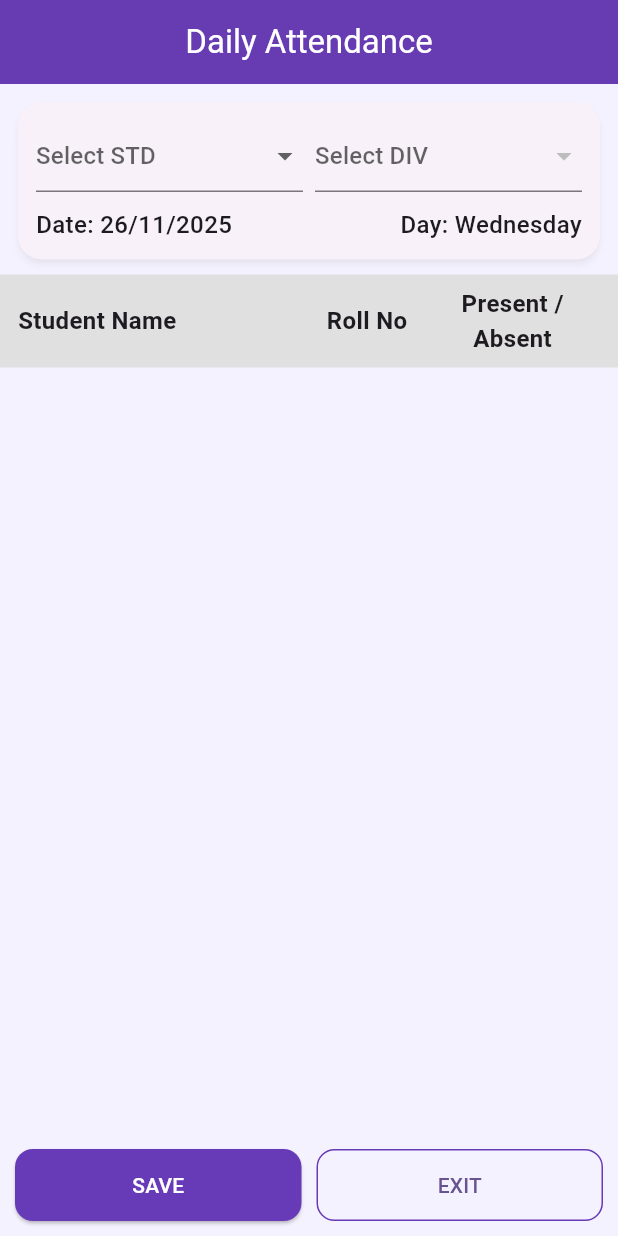
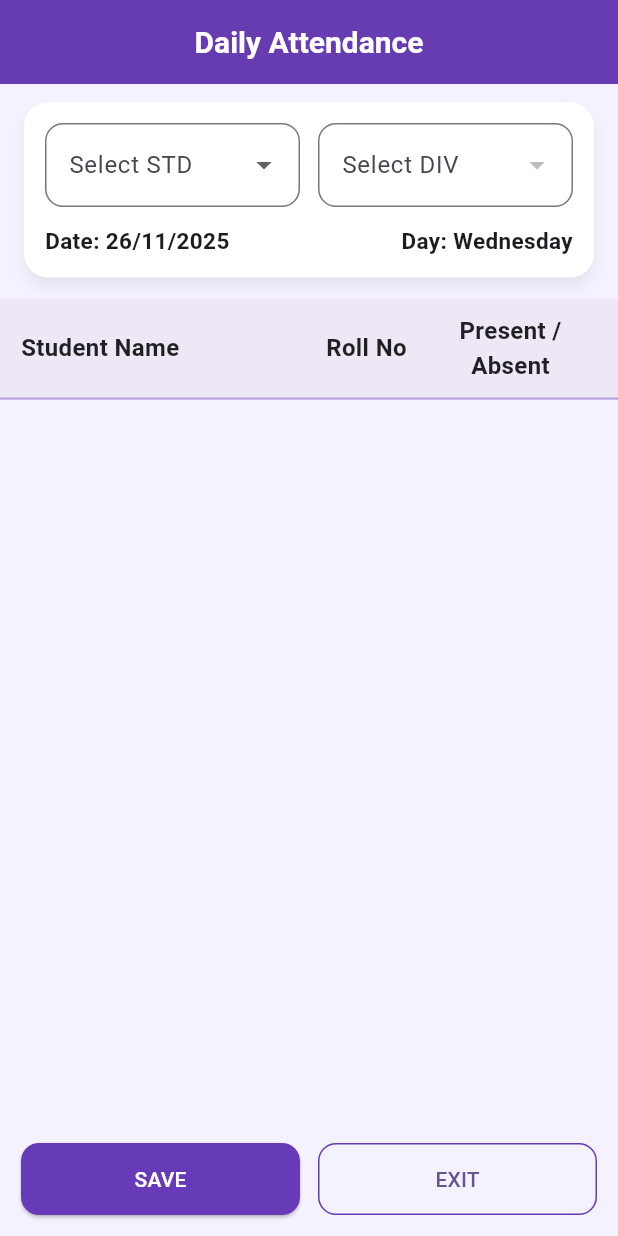
Before and after one commit to vidyakunj/vidyakunj-full-ready, a Flutter app: the screen it shows after launch, on a phone screen of 412 x 824 dp. Run offline on Flutter 3.47's test engine with Material 3 defaults, Android fonts, the phone set to English and light mode, and no system bars; our stand-ins replace csv, file_picker.

Commit message:
Update new_attendance_screen.dart

```diff
--- a/lib/screens/new_attendance_screen.dart
+++ b/lib/screens/new_attendance_screen.dart
@@ -19,7 +19,7 @@ class _NewAttendanceScreenState extends State<NewAttendanceScreen> {
   bool isLoadingStudents = false;
 
   List<String> divisions = [];
-  List<_StudentRow> students = []; // real students
+  List<_StudentRow> students = [];
 
   final List<String> stdOptions = List<String>.generate(12, (i) => '${i + 1}');
 
@@ -50,7 +50,7 @@ class _NewAttendanceScreenState extends State<NewAttendanceScreen> {
       isLoadingDivs = true;
       divisions = [];
       selectedDiv = null;
-      students = []; // reset students
+      students = [];
     });
 
     try {
@@ -82,8 +82,8 @@ class _NewAttendanceScreenState extends State<NewAttendanceScreen> {
     });
 
     try {
-      final uri = Uri.parse(
-          '$SERVER_URL/students?std=$selectedStd&div=$selectedDiv');
+      final uri =
+          Uri.parse('$SERVER_URL/students?std=$selectedStd&div=$selectedDiv');
       final res = await http.get(uri);
 
       if (res.statusCode == 200) {
@@ -183,23 +183,28 @@ class _NewAttendanceScreenState extends State<NewAttendanceScreen> {
     Navigator.of(context).pop();
   }
 
-  // ---------------------- UI ----------------------
+  // ---------------------- UI (NEW MODERN DESIGN) ----------------------
   @override
   Widget build(BuildContext context) {
     return Scaffold(
-      appBar: AppBar(title: const Text("Daily Attendance")),
+      appBar: AppBar(
+        title: const Text(
+          "Daily Attendance",
+          style: TextStyle(fontSize: 20, fontWeight: FontWeight.w600),
+        ),
+      ),
 
       body: Column(
         children: [
           const SizedBox(height: 8),
 
-          // HEADER SECTION — STD, DIV, DATE, DAY
+          // HEADER CARD
           Padding(
-            padding: const EdgeInsets.symmetric(horizontal: 8.0),
+            padding: const EdgeInsets.symmetric(horizontal: 12.0),
             child: Card(
-              elevation: 2,
+              color: Colors.white,
               child: Padding(
-                padding: const EdgeInsets.all(12.0),
+                padding: const EdgeInsets.all(14.0),
                 child: Column(
                   children: [
                     Row(
@@ -208,7 +213,12 @@ class _NewAttendanceScreenState extends State<NewAttendanceScreen> {
                         Expanded(
                           child: DropdownButtonFormField<String>(
                             value: selectedStd,
-                            hint: const Text("Select STD"),
+                            decoration: InputDecoration(
+                              labelText: "Select STD",
+                              border: OutlineInputBorder(
+                                borderRadius: BorderRadius.circular(12),
+                              ),
+                            ),
                             items: stdOptions
                                 .map((s) => DropdownMenuItem(
                                       value: s,
@@ -224,7 +234,7 @@ class _NewAttendanceScreenState extends State<NewAttendanceScreen> {
                           ),
                         ),
 
-                        const SizedBox(width: 8),
+                        const SizedBox(width: 12),
 
                         // DIV DROPDOWN
                         Expanded(
@@ -234,7 +244,12 @@ class _NewAttendanceScreenState extends State<NewAttendanceScreen> {
                                 )
                               : DropdownButtonFormField<String>(
                                   value: selectedDiv,
-                                  hint: const Text("Select DIV"),
+                                  decoration: InputDecoration(
+                                    labelText: "Select DIV",
+                                    border: OutlineInputBorder(
+                                      borderRadius: BorderRadius.circular(12),
+                                    ),
+                                  ),
                                   items: divisions
                                       .map((d) => DropdownMenuItem(
                                             value: d,
@@ -242,9 +257,7 @@ class _NewAttendanceScreenState extends State<NewAttendanceScreen> {
                                           ))
                                       .toList(),
                                   onChanged: (val) {
-                                    setState(() {
-                                      selectedDiv = val;
-                                    });
+                                    setState(() => selectedDiv = val);
                                     if (val != null) _loadStudents();
                                   },
                                 ),
@@ -252,15 +265,27 @@ class _NewAttendanceScreenState extends State<NewAttendanceScreen> {
                       ],
                     ),
 
-                    const SizedBox(height: 10),
+                    const SizedBox(height: 12),
 
                     Row(
                       children: [
-                        Expanded(child: Text("Date: $formattedDate")),
+                        Expanded(
+                          child: Text(
+                            "Date: $formattedDate",
+                            style: const TextStyle(
+                              fontSize: 15,
+                              fontWeight: FontWeight.w600,
+                            ),
+                          ),
+                        ),
                         Expanded(
                           child: Text(
                             "Day: $dayName",
                             textAlign: TextAlign.right,
+                            style: const TextStyle(
+                              fontSize: 15,
+                              fontWeight: FontWeight.w600,
+                            ),
                           ),
                         ),
                       ],
@@ -271,17 +296,47 @@ class _NewAttendanceScreenState extends State<NewAttendanceScreen> {
             ),
           ),
 
-          const SizedBox(height: 6),
+          const SizedBox(height: 10),
 
           // TABLE HEADER
           Container(
-            color: Colors.grey.shade300,
-            padding: const EdgeInsets.symmetric(horizontal: 12, vertical: 8),
+            decoration: BoxDecoration(
+              color: Colors.deepPurple.shade50,
+              border: Border(
+                bottom:
+                    BorderSide(color: Colors.deepPurple.shade200, width: 1.4),
+              ),
+            ),
+            padding:
+                const EdgeInsets.symmetric(horizontal: 14, vertical: 10),
             child: Row(
               children: const [
-                Expanded(flex: 5, child: Text("Student Name", style: TextStyle(fontWeight: FontWeight.bold))),
-                Expanded(flex: 2, child: Text("Roll No", textAlign: TextAlign.center, style: TextStyle(fontWeight: FontWeight.bold))),
-                Expanded(flex: 3, child: Text("Present / Absent", textAlign: TextAlign.center, style: TextStyle(fontWeight: FontWeight.bold))),
+                Expanded(
+                  flex: 5,
+                  child: Text(
+                    "Student Name",
+                    style: TextStyle(
+                        fontWeight: FontWeight.bold, color: Colors.black87),
+                  ),
+                ),
+                Expanded(
+                  flex: 2,
+                  child: Text(
+                    "Roll No",
+                    textAlign: TextAlign.center,
+                    style: TextStyle(
+                        fontWeight: FontWeight.bold, color: Colors.black87),
+                  ),
+                ),
+                Expanded(
+                  flex: 3,
+                  child: Text(
+                    "Present / Absent",
+                    textAlign: TextAlign.center,
+                    style: TextStyle(
+                        fontWeight: FontWeight.bold, color: Colors.black87),
+                  ),
+                ),
               ],
             ),
           ),
@@ -296,27 +351,30 @@ class _NewAttendanceScreenState extends State<NewAttendanceScreen> {
                       final s = students[index];
 
                       return Container(
-                        margin: const EdgeInsets.symmetric(vertical: 2),
-                        padding: const EdgeInsets.all(8),
+                        padding: const EdgeInsets.symmetric(
+                            horizontal: 14, vertical: 12),
                         decoration: BoxDecoration(
-                          border: Border.all(color: Colors.grey.shade300),
                           color: index.isEven
-                              ? Colors.grey.shade100
-                              : Colors.grey.shade50,
+                              ? Colors.white
+                              : Colors.grey.shade100,
+                          border: Border(
+                            bottom:
+                                BorderSide(color: Colors.grey.shade300),
+                          ),
                         ),
                         child: Row(
                           children: [
                             Expanded(flex: 5, child: Text(s.name)),
                             Expanded(
                               flex: 2,
-                                child: Text("${s.roll}",
-                                    textAlign: TextAlign.center)),
+                              child: Text(
+                                "${s.roll}",
+                                textAlign: TextAlign.center,
+                              ),
+                            ),
                             Expanded(
                               flex: 3,
-                              child: Row(
-                                mainAxisAlignment: MainAxisAlignment.center,
-                                children: [
-                                  Column(
+                              child: Column(
                                 children: [
                                   Text(
                                     s.isPresent ? "Present" : "Absent",
@@ -324,21 +382,19 @@ class _NewAttendanceScreenState extends State<NewAttendanceScreen> {
                                       color: s.isPresent
                                           ? Colors.green
                                           : Colors.red,
+                                      fontWeight: FontWeight.w600,
                                     ),
                                   ),
                                   Checkbox(
                                     value: s.isPresent,
                                     onChanged: (v) {
-                                          setState(() {
-                                            s.isPresent = v ?? true;
-                                          });
+                                      setState(
+                                          () => s.isPresent = v ?? true);
                                     },
-                                      )
-                                    ],
-                                  )
+                                  ),
                                 ],
                               ),
-                            )
+                            ),
                           ],
                         ),
                       );
@@ -346,9 +402,9 @@ class _NewAttendanceScreenState extends State<NewAttendanceScreen> {
                   ),
           ),
 
-          // SAVE + EXIT
+          // BUTTONS
           Padding(
-            padding: const EdgeInsets.all(10),
+            padding: const EdgeInsets.all(14.0),
             child: Row(
               children: [
                 Expanded(
@@ -357,7 +413,7 @@ class _NewAttendanceScreenState extends State<NewAttendanceScreen> {
                     child: const Text("SAVE"),
                   ),
                 ),
-                const SizedBox(width: 10),
+                const SizedBox(width: 12),
                 Expanded(
                   child: OutlinedButton(
                     onPressed: _exitScreen,
```
Lines whose indentation alone changed are shown as unchanged.
